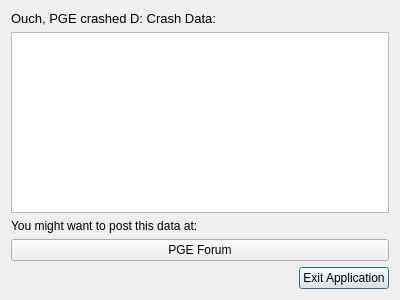
Before: the Qt Designer form Editor/common_features/crashhandler.ui in WohlSoft/Moondust-Project, drawn with Qt 5.
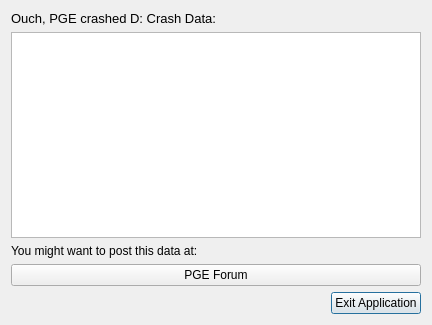
After: the same form once the commit is applied. Icons and pictures are not drawn.

```diff
--- a/Editor/common_features/crashhandler.ui
+++ b/Editor/common_features/crashhandler.ui
@@ -6,8 +6,8 @@
    <rect>
     <x>0</x>
     <y>0</y>
-    <width>400</width>
-    <height>300</height>
+    <width>432</width>
+    <height>325</height>
    </rect>
   </property>
   <property name="windowTitle">
```
Left out of the diff: 10 changed lines with no effect on the pictures.
